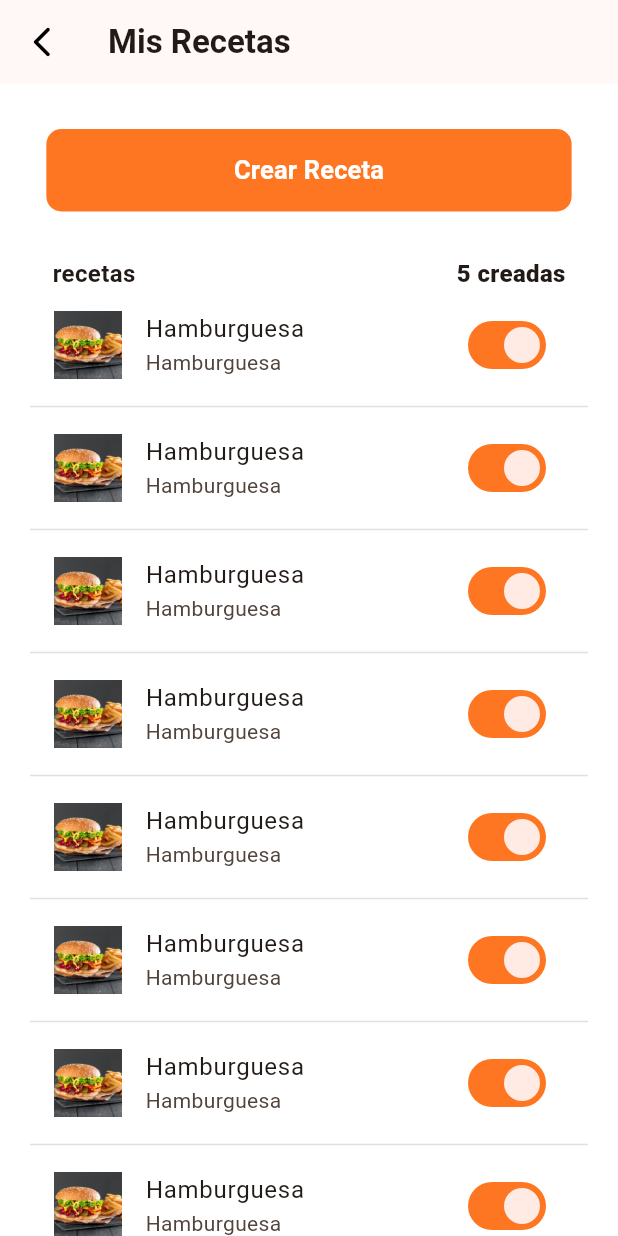
After one commit to manuelcastrobarinas/platosyplan_app_flutter, a Flutter app: the MyRecipesView screen opened by its route, on a phone screen of 412 x 824 dp. The commit adds this screen. Run offline on Flutter 3.47's test engine with Material 3 defaults, Android fonts, the phone set to English and light mode, and no system bars; our stand-ins replace bloc, dio, flutter_bloc, flutter_dotenv, flutter_secure_storage, flutter_svg; accounts and stored records are empty.

Commit message:
create design my recipes v.1

```diff
--- /dev/null
+++ b/lib/presentation/screens/recets/my_recipes_screen.dart
@@ -0,0 +1,89 @@
+import 'package:flutter/material.dart';
+import 'package:platosyplan/components/components.dart';
+
+class MyRecipesScreen extends StatelessWidget {
+  const MyRecipesScreen({super.key});
+
+  @override
+  Widget build(BuildContext context) {
+    final ScrollController scrollController = ScrollController();
+    final Size size = MediaQuery.of(context).size;
+    return SafeArea(
+      child: SingleChildScrollView(
+        physics   : const BouncingScrollPhysics(),
+        controller: scrollController,
+        child : Padding(
+          padding: const EdgeInsets.symmetric(horizontal: 20.0),
+          child  : SizedBox(
+            width : double.infinity,
+            child : Column(
+              mainAxisAlignment : MainAxisAlignment.start,
+              crossAxisAlignment: CrossAxisAlignment.center,
+              children: [
+                const SizedBox(height: 30),
+                ButtonComponent(
+                  minWidth: size.width * 0.85,
+                  minHeight: 55,
+                  function: () {},
+                  text: 'Crear Receta',
+                  isLoading: false
+                ),
+                const SizedBox(height: 30),
+                const Padding(
+                  padding:  EdgeInsets.symmetric(horizontal: 15.0),
+                  child: Row(
+                    mainAxisAlignment: MainAxisAlignment.spaceBetween,
+                    crossAxisAlignment: CrossAxisAlignment.center,
+                    children: [
+                      Text('recetas', style: TextStyle(fontSize: 16, fontWeight: FontWeight.bold)),
+                      Text('5 creadas', style: TextStyle(fontSize: 16, fontWeight: FontWeight.w800)),
+                    ],
+                  ),
+                ),
+                _ListOfRecipesCreated(scrollController: scrollController),
+                const SizedBox(height: 30),
+              ]
+            ),
+          ),
+        ),
+      ),
+    );
+  }
+}
+
+class _ListOfRecipesCreated extends StatelessWidget {
+  const _ListOfRecipesCreated({required this.scrollController});
+
+  final ScrollController scrollController;
+
+  @override
+  Widget build(BuildContext context) {
+    return ListView.separated(
+      controller  : scrollController,
+      shrinkWrap  : true,
+      itemCount   : 15,
+      separatorBuilder: (context, index) => const Divider(height: 10, color: Colors.black12),
+      itemBuilder : (context, index) =>  ListTile(
+        title: const Text('Hamburguesa', style: TextStyle(fontSize: 16, overflow: TextOverflow.ellipsis), maxLines: 1),
+        subtitle: const Text('Hamburguesa', style: TextStyle(fontSize: 14, overflow: TextOverflow.ellipsis), maxLines: 1),
+        leading: const SizedBox(
+          height: 45,
+          width : 45,
+          child: FadeInImage(
+            fit: BoxFit.cover,
+            placeholder:  AssetImage("assets/loading-food.gif"),
+            image:  AssetImage("assets/food/hamburgerBanner.jpg")
+          ),
+        ),
+        trailing: Switch(
+          activeTrackColor: Theme.of(context).primaryColor,
+          activeColor: Theme.of(context).primaryColorLight,
+          inactiveTrackColor: Theme.of(context).primaryColorLight,
+          inactiveThumbColor: Theme.of(context).primaryColor,
+          value: true,
+          onChanged: (value) {} //TODO: Cambiar el estado de la receta
+        ),
+      ),
+    );
+  }
+}
--- a/lib/presentation/screens/screens.dart
+++ b/lib/presentation/screens/screens.dart
@@ -6,3 +6,4 @@ export 'package:platosyplan/presentation/screens/recets/all_recets_screen.dart';
 export 'package:platosyplan/presentation/screens/cooking_steps_screen.dart';
 export 'package:platosyplan/presentation/screens/recipe_screen.dart';
 export 'package:platosyplan/presentation/screens/introduction_screen.dart';
+export 'package:platosyplan/presentation/screens/recets/my_recipes_screen.dart';
--- a/lib/presentation/screens/user/profile_screen.dart
+++ b/lib/presentation/screens/user/profile_screen.dart
@@ -67,9 +67,9 @@ class ProfileScreen extends StatelessWidget {
                       onPress: () {}
                     ),
                     ProfileMenuWidget(
-                      title: "User Management",
-                      icon: Icons.person_2_sharp,
-                      onPress: () {}
+                      title: "Mis Recetas",
+                      icon: Icons.restaurant_menu_outlined,
+                      onPress: () => Navigator.pushNamed(context, 'myrecipes')
                     ),
                     const Divider(color: Colors.black12),
                     const SizedBox(height: 10),
--- /dev/null
+++ b/lib/presentation/views/recets/my_recipes_view.dart
@@ -0,0 +1,18 @@
+import 'package:flutter/material.dart';
+import 'package:platosyplan/presentation/screens/recets/my_recipes_screen.dart';
+
+class MyRecipesView extends StatelessWidget {
+  const MyRecipesView({super.key});
+
+  @override
+  Widget build(BuildContext context) {
+    return  Scaffold(
+      appBar: AppBar(
+        iconTheme : const IconThemeData(color: Colors.black),
+        leading   : IconButton(onPressed: () => Navigator.pop(context), icon: const Icon(Icons.arrow_back_ios_new_rounded)),
+        title     : const Text('Mis Recetas', style: TextStyle(fontWeight: FontWeight.bold)),
+      ),
+      body: const MyRecipesScreen()
+    );
+  }
+}
--- a/lib/presentation/views/views.dart
+++ b/lib/presentation/views/views.dart
@@ -6,3 +6,4 @@ export 'package:platosyplan/presentation/views/recets/all_recets.dart';
 export 'package:platosyplan/presentation/views/cookings_steps_view.dart';
 export 'package:platosyplan/presentation/views/recipe_view.dart';
 export 'package:platosyplan/presentation/views/introduction_view.dart';
+export 'package:platosyplan/presentation/views/recets/my_recipes_view.dart';
--- a/lib/routes/routes.dart
+++ b/lib/routes/routes.dart
@@ -11,5 +11,6 @@ Map<String, Widget Function(BuildContext)> routes = {
   'login'        : (_) => const LoginView(),
   'register'     : (_) => const RegisterView(),
   'profile'      : (_) => const ProfileView(),
-  'editprofile'  : (_) => const EditProfileView()
+  'editprofile'  : (_) => const EditProfileView(),
+  'myrecipes'    : (_) => const MyRecipesView()
 };
```
